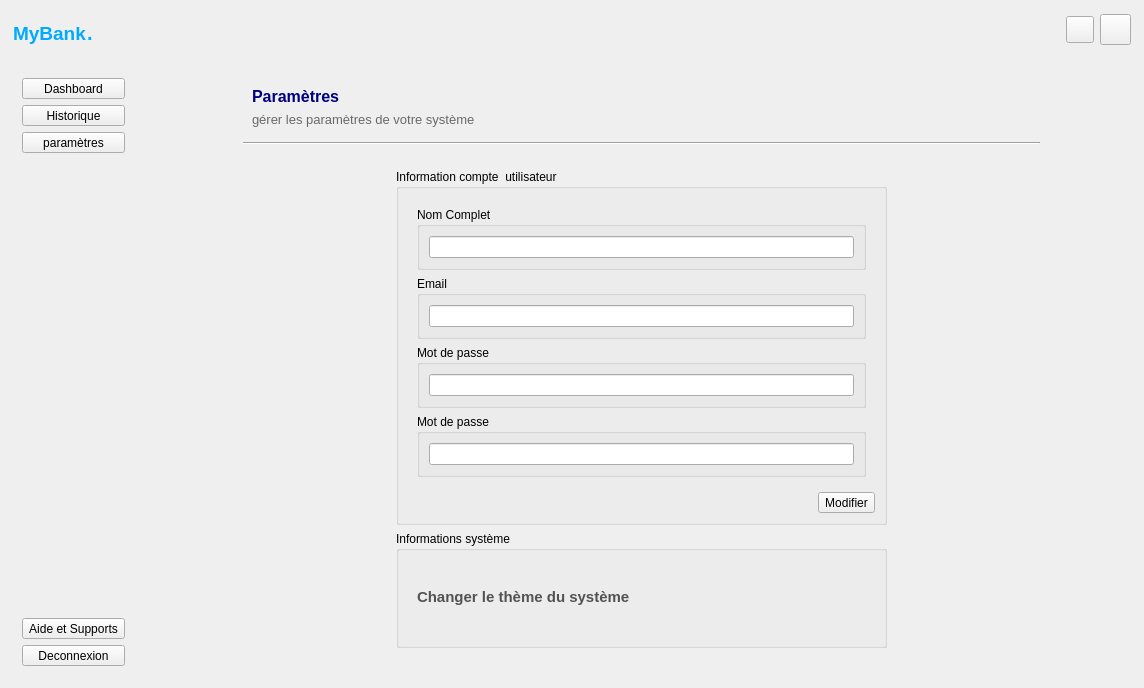
Above: fenmain.ui from will180901/my_bank before the change. Below: the same form after it.
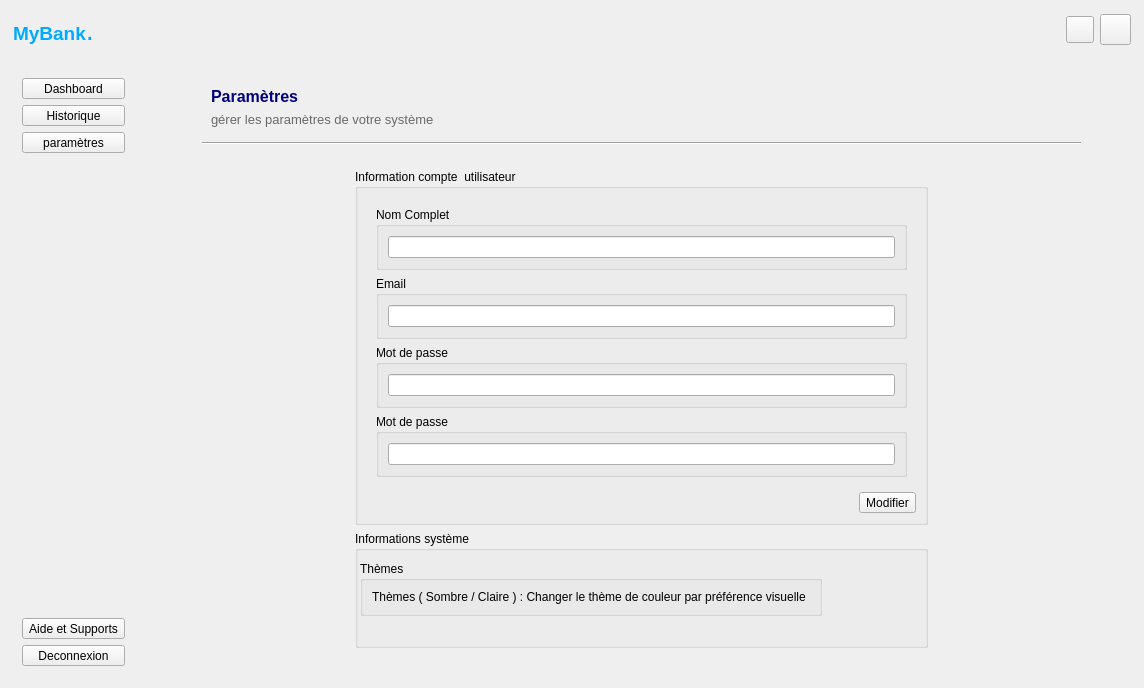
That is the form after the change. The open tabs and pages were chosen to show the change. Icons and pictures are not drawn.

The edit to the form file:
```diff
--- a/fenmain.ui
+++ b/fenmain.ui
@@ -2447,7 +2447,22 @@
                        <string>Informations système</string>
                       </property>
                       <layout class="QVBoxLayout" name="verticalLayout_45">
-                       <item>
+                       <property name="spacing">
+                        <number>4</number>
+                       </property>
+                       <property name="leftMargin">
+                        <number>2</number>
+                       </property>
+                       <property name="topMargin">
+                        <number>10</number>
+                       </property>
+                       <property name="rightMargin">
+                        <number>2</number>
+                       </property>
+                       <property name="bottomMargin">
+                        <number>2</number>
+                       </property>
+                       <item alignment="Qt::AlignmentFlag::AlignTop">
                         <widget class="QWidget" name="widget_33" native="true">
                          <property name="sizePolicy">
                           <sizepolicy hsizetype="Preferred" vsizetype="Fixed">
@@ -2456,11 +2471,35 @@
                           </sizepolicy>
                          </property>
                          <layout class="QHBoxLayout" name="horizontalLayout_28">
-                          <item alignment="Qt::AlignmentFlag::AlignLeft">
-                           <widget class="QLabel" name="label_11">
-                            <property name="text">
-                             <string>&lt;html&gt;&lt;head/&gt;&lt;body&gt;&lt;p&gt;&lt;span style=&quot; font-size:11pt; font-weight:700; color:#525252;&quot;&gt;Changer le thème du système&lt;/span&gt;&lt;/p&gt;&lt;/body&gt;&lt;/html&gt;</string>
+                          <property name="spacing">
+                           <number>0</number>
+                          </property>
+                          <property name="leftMargin">
+                           <number>0</number>
+                          </property>
+                          <property name="topMargin">
+                           <number>0</number>
+                          </property>
+                          <property name="rightMargin">
+                           <number>0</number>
+                          </property>
+                          <property name="bottomMargin">
+                           <number>0</number>
+                          </property>
+                          <item>
+                           <widget class="QGroupBox" name="groupBox_23">
+                            <property name="title">
+                             <string>Thèmes </string>
                             </property>
+                            <layout class="QHBoxLayout" name="horizontalLayout_30">
+                             <item>
+                              <widget class="QLabel" name="label_11">
+                               <property name="text">
+                                <string>&lt;html&gt;&lt;head/&gt;&lt;body&gt;&lt;p&gt;Thèmes ( Sombre / Claire ) : Changer le thème de couleur par préférence visuelle &lt;/p&gt;&lt;/body&gt;&lt;/html&gt;</string>
+                               </property>
+                              </widget>
+                             </item>
+                            </layout>
                            </widget>
                           </item>
                           <item>
@@ -2531,7 +2570,11 @@
                             </property>
                             <layout class="QVBoxLayout" name="verticalLayout_41">
                              <item>
-                              <widget class="QLineEdit" name="lineEdit_mot_de_passe_parametre"/>
+                              <widget class="QLineEdit" name="lineEdit_mot_de_passe_parametre">
+                               <property name="echoMode">
+                                <enum>QLineEdit::EchoMode::Password</enum>
+                               </property>
+                              </widget>
                              </item>
                             </layout>
                            </widget>
@@ -2543,7 +2586,11 @@
                             </property>
                             <layout class="QVBoxLayout" name="verticalLayout_42">
                              <item>
-                              <widget class="QLineEdit" name="lineEdit_mot_de_passe_confirmation_parametre"/>
+                              <widget class="QLineEdit" name="lineEdit_mot_de_passe_confirmation_parametre">
+                               <property name="echoMode">
+                                <enum>QLineEdit::EchoMode::Password</enum>
+                               </property>
+                              </widget>
                              </item>
                             </layout>
                            </widget>
```
Left out of the diff: 619 changed lines with no effect on the pictures.
